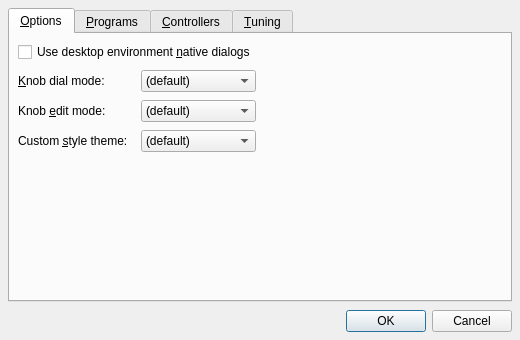
Before: the Qt Designer form src/samplv1widget_config.ui in rncbc/samplv1, drawn with Qt 5.
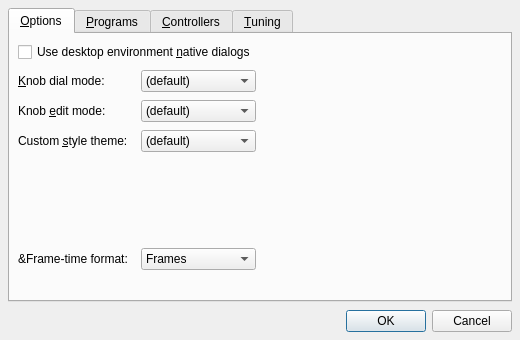
After: the same form once the commit is applied. Icons and pictures are not drawn. Custom widgets are drawn as their Qt base class.

Commit message: [xspinbox] Added frame-time format option to configure dialog. (EXPERIMENTAL)

Patch:
```diff
--- a/src/samplv1widget_config.ui
+++ b/src/samplv1widget_config.ui
@@ -176,6 +176,49 @@
          </property>
         </spacer>
        </item>
+       <item row="5" column="0">
+        <widget class="QLabel" name="FrameTimeFormatTextLabel">
+         <property name="text">
+          <string>&amp;Frame-time format:</string>
+         </property>
+         <property name="buddy">
+          <cstring>SpinBoxFormatComboBox</cstring>
+         </property>
+        </widget>
+       </item>
+       <item row="5" column="1">
+        <widget class="QComboBox" name="FrameTimeFormatComboBox">
+         <property name="toolTip">
+          <string>Frame-time format</string>
+         </property>
+         <property name="editable">
+          <bool>false</bool>
+         </property>
+         <item>
+          <property name="text">
+           <string>Frames</string>
+          </property>
+         </item>
+         <item>
+          <property name="text">
+           <string>Time</string>
+          </property>
+         </item>
+        </widget>
+       </item>
+       <item row="6" colspan="3">
+        <spacer>
+         <property name="orientation">
+          <enum>Qt::Vertical</enum>
+         </property>
+         <property name="sizeHint">
+          <size>
+           <width>20</width>
+           <height>20</height>
+          </size>
+         </property>
+        </spacer>
+       </item>
       </layout>
      </widget>
      <widget class="QWidget" name="ProgramsTab">
```
Left out of the diff: 1 changed line with no effect on the pictures. The commit also changes 4 other files.
